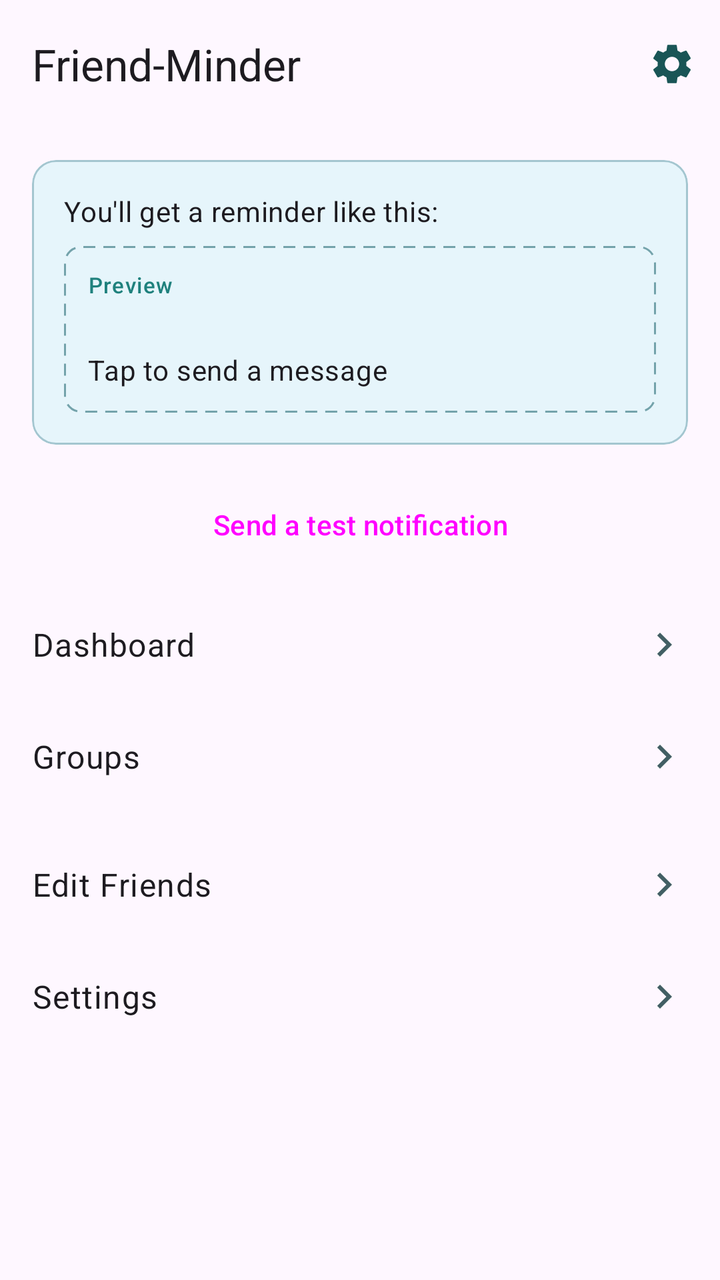
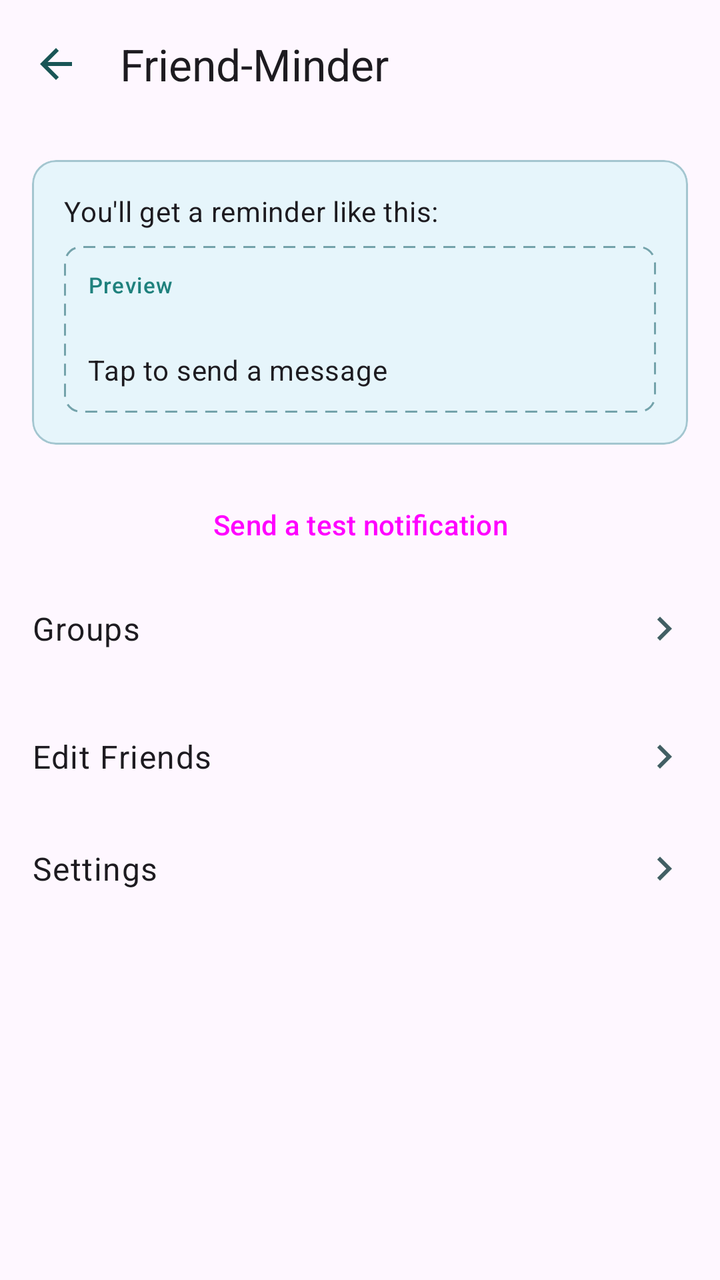

Compare the two renders of this Android layout. The source of the first and the diff that turns it into the second are given below.
<!-- AndroidManifest.xml: application theme Theme.FriendMinder -->
<!-- res/layout/fragment_home.xml -->
<?xml version="1.0" encoding="utf-8"?>
<LinearLayout xmlns:android="http://schemas.android.com/apk/res/android"
    xmlns:app="http://schemas.android.com/apk/res-auto"
    android:layout_width="match_parent"
    android:layout_height="match_parent"
    android:orientation="vertical">

    <com.google.android.material.appbar.MaterialToolbar
        android:id="@+id/toolbar"
        android:layout_width="match_parent"
        android:layout_height="?attr/actionBarSize"
        app:title="@string/title_home"
        app:menu="@menu/menu_home" />

    <ScrollView
        android:layout_width="match_parent"
        android:layout_height="0dp"
        android:layout_weight="1">

        <LinearLayout
            android:layout_width="match_parent"
            android:layout_height="wrap_content"
            android:orientation="vertical"
            android:paddingBottom="16dp">

            
            <TextView
                android:id="@+id/missingContactsBanner"
                android:layout_width="match_parent"
                android:layout_height="wrap_content"
                android:background="?attr/colorErrorContainer"
                android:textColor="?attr/colorOnErrorContainer"
                android:padding="12dp"
                android:visibility="gone" />

            <TextView
                android:id="@+id/notificationsDisabledBanner"
                android:layout_width="match_parent"
                android:layout_height="wrap_content"
                android:background="?attr/colorErrorContainer"
                android:textColor="?attr/colorOnErrorContainer"
                android:padding="12dp"
                android:visibility="gone"
                android:text="@string/banner_notifications_disabled" />

            
            <LinearLayout
                android:id="@+id/emptyStateGroup"
                android:layout_width="match_parent"
                android:layout_height="wrap_content"
                android:orientation="vertical"
                android:gravity="center"
                android:padding="24dp"
                android:visibility="gone">

                <TextView
                    android:layout_width="wrap_content"
                    android:layout_height="wrap_content"
                    android:text="@string/label_empty_friend_list"
                    android:textAppearance="?attr/textAppearanceBodyLarge"
                    android:layout_marginBottom="16dp" />

                <Button
                    android:id="@+id/addFriendsButton"
                    style="@style/Widget.Material3.Button"
                    android:layout_width="wrap_content"
                    android:layout_height="wrap_content"
                    android:text="@string/action_add_friends" />
            </LinearLayout>

            
            <LinearLayout
                android:id="@+id/previewGroup"
                android:layout_width="match_parent"
                android:layout_height="wrap_content"
                android:orientation="vertical"
                android:paddingStart="16dp"
                android:paddingEnd="16dp"
                android:paddingTop="16dp">

                <com.google.android.material.card.MaterialCardView
                    style="@style/Widget.Material3.CardView.Outlined"
                    android:layout_width="match_parent"
                    android:layout_height="wrap_content">

                    <LinearLayout
                        android:layout_width="match_parent"
                        android:layout_height="wrap_content"
                        android:orientation="vertical"
                        android:padding="16dp">

                        <TextView
                            android:layout_width="match_parent"
                            android:layout_height="wrap_content"
                            android:text="@string/label_preview_header"
                            android:textAppearance="?attr/textAppearanceBodyMedium"
                            android:layout_marginBottom="8dp" />

                        <LinearLayout
                            android:layout_width="match_parent"
                            android:layout_height="wrap_content"
                            android:orientation="vertical"
                            android:background="@drawable/bg_notification_preview"
                            android:padding="12dp">

                            <TextView
                                android:layout_width="wrap_content"
                                android:layout_height="wrap_content"
                                android:text="@string/label_preview_chip"
                                android:textAppearance="?attr/textAppearanceLabelSmall"
                                android:textColor="?attr/colorPrimary" />

                            <TextView
                                android:id="@+id/previewContactName"
                                android:layout_width="match_parent"
                                android:layout_height="wrap_content"
                                android:layout_marginTop="4dp"
                                android:textAppearance="?attr/textAppearanceTitleMedium" />

                            <TextView
                                android:layout_width="match_parent"
                                android:layout_height="wrap_content"
                                android:text="@string/notif_body"
                                android:textAppearance="?attr/textAppearanceBodyMedium" />
                        </LinearLayout>
                    </LinearLayout>
                </com.google.android.material.card.MaterialCardView>

                <Button
                    android:id="@+id/testNotificationButton"
                    style="@style/Widget.Material3.Button.OutlinedButton"
                    android:layout_width="match_parent"
                    android:layout_height="48dp"
                    android:layout_marginTop="16dp"
                    android:text="@string/action_test_notification" />
            </LinearLayout>

            
            <LinearLayout
                android:id="@+id/dashboardRow"
                android:layout_width="match_parent"
                android:layout_height="56dp"
                android:orientation="horizontal"
                android:gravity="center_vertical"
                android:paddingStart="16dp"
                android:paddingEnd="16dp"
                android:layout_marginTop="8dp"
                android:background="?attr/selectableItemBackground"
                android:clickable="true"
                android:focusable="true">

                <TextView
                    android:layout_width="0dp"
                    android:layout_height="wrap_content"
                    android:layout_weight="1"
                    android:text="@string/action_dashboard_row"
                    android:textAppearance="?attr/textAppearanceBodyLarge" />

                <ImageView
                    android:layout_width="24dp"
                    android:layout_height="24dp"
                    android:src="@drawable/ic_chevron_right"
                    android:contentDescription="@null" />
            </LinearLayout>

            <LinearLayout
                android:id="@+id/groupsRow"
                android:layout_width="match_parent"
                android:layout_height="56dp"
                android:orientation="horizontal"
                android:gravity="center_vertical"
                android:paddingStart="16dp"
                android:paddingEnd="16dp"
                android:background="?attr/selectableItemBackground"
                android:clickable="true"
                android:focusable="true">

                <TextView
                    android:layout_width="0dp"
                    android:layout_height="wrap_content"
                    android:layout_weight="1"
                    android:text="@string/action_groups_row"
                    android:textAppearance="?attr/textAppearanceBodyLarge" />

                <ImageView
                    android:layout_width="24dp"
                    android:layout_height="24dp"
                    android:src="@drawable/ic_chevron_right"
                    android:contentDescription="@null" />
            </LinearLayout>

                        <LinearLayout
                android:id="@+id/editFriendsRow"
                android:layout_width="match_parent"
                android:layout_height="56dp"
                android:orientation="horizontal"
                android:gravity="center_vertical"
                android:paddingStart="16dp"
                android:paddingEnd="16dp"
                android:layout_marginTop="8dp"
                android:background="?attr/selectableItemBackground"
                android:clickable="true"
                android:focusable="true">

                <TextView
                    android:layout_width="0dp"
                    android:layout_height="wrap_content"
                    android:layout_weight="1"
                    android:text="@string/action_edit_friends_row"
                    android:textAppearance="?attr/textAppearanceBodyLarge" />

                <ImageView
                    android:layout_width="24dp"
                    android:layout_height="24dp"
                    android:src="@drawable/ic_chevron_right"
                    android:contentDescription="@null" />
            </LinearLayout>

            <LinearLayout
                android:id="@+id/settingsRow"
                android:layout_width="match_parent"
                android:layout_height="56dp"
                android:orientation="horizontal"
                android:gravity="center_vertical"
                android:paddingStart="16dp"
                android:paddingEnd="16dp"
                android:background="?attr/selectableItemBackground"
                android:clickable="true"
                android:focusable="true">

                <TextView
                    android:layout_width="0dp"
                    android:layout_height="wrap_content"
                    android:layout_weight="1"
                    android:text="@string/action_settings_row"
                    android:textAppearance="?attr/textAppearanceBodyLarge" />

                <ImageView
                    android:layout_width="24dp"
                    android:layout_height="24dp"
                    android:src="@drawable/ic_chevron_right"
                    android:contentDescription="@null" />
            </LinearLayout>

        </LinearLayout>
    </ScrollView>
</LinearLayout>
<!-- resources referenced by this layout -->
<resources>
  <!-- drawable bg_notification_preview (drawable) -->
  <shape xmlns:android="http://schemas.android.com/apk/res/android" android:shape="rectangle">
      <corners android:radius="8dp" />
      <solid android:color="@android:color/transparent" />
      <stroke
          android:width="1dp"
          android:color="?attr/colorOutline"
          android:dashWidth="6dp"
          android:dashGap="4dp" />
  </shape>
  <!-- drawable ic_chevron_right (drawable) -->
  <vector xmlns:android="http://schemas.android.com/apk/res/android"
      android:width="24dp"
      android:height="24dp"
      android:viewportWidth="24"
      android:viewportHeight="24"
      android:tint="?attr/colorOnSurfaceVariant">
      <path
          android:fillColor="@android:color/white"
          android:pathData="M8.59,16.59L13.17,12 8.59,7.41 10,6l6,6 -6,6z" />
  </vector>
  <string name="action_add_friends">Add Friends</string>
  <string name="action_dashboard_row">Dashboard</string>
  <string name="action_edit_friends_row">Edit Friends</string>
  <string name="action_groups_row">Groups</string>
  <string name="action_settings_row">Settings</string>
  <string name="action_test_notification">Send a test notification</string>
  <string name="banner_notifications_disabled">Notifications are disabled.</string>
  <string name="label_empty_friend_list">Add friends to get started</string>
  <string name="label_preview_chip">Preview</string>
  <string name="label_preview_header">You\'ll get a reminder like this:</string>
  <string name="notif_body">Tap to send a message</string>
  <string name="title_home">Friend-Minder</string>
  <color name="fm_primary">#1F817D</color>
  <color name="fm_on_primary">#FFFFFF</color>
  <color name="fm_primary_container">#B0E8E6</color>
  <color name="fm_on_primary_container">#195556</color>
  <color name="fm_secondary">#5ABBEB</color>
  <color name="fm_on_secondary">#0A2E31</color>
  <color name="fm_secondary_container">#D6EBF8</color>
  <color name="fm_on_secondary_container">#0A2E31</color>
  <color name="fm_surface">#E6F5FB</color>
  <color name="fm_ink">#195556</color>
  <color name="fm_surface_variant">#D3E9F4</color>
  <color name="fm_on_surface_variant">#425F64</color>
  <color name="fm_outline">#74A3AB</color>
  <color name="fm_outline_variant">#A4C6D0</color>
  <color name="fm_error">#B3261E</color>
  <color name="fm_error_container">#F9DEDC</color>
  <color name="fm_on_error_container">#410E0B</color>
  <!-- unchanged entries left out for length: 1 -->
</resources>

<!-- the commit's change to res/layout/fragment_home.xml (unified diff, before → after) -->
@@ -10,7 +10,7 @@
         android:layout_width="match_parent"
         android:layout_height="?attr/actionBarSize"
         app:title="@string/title_home"
-        app:menu="@menu/menu_home" />
+        app:navigationIcon="@drawable/ic_arrow_back" />
 
     <ScrollView
         android:layout_width="match_parent"
@@ -137,14 +137,13 @@
 
             
             <LinearLayout
-                android:id="@+id/dashboardRow"
+                android:id="@+id/groupsRow"
                 android:layout_width="match_parent"
                 android:layout_height="56dp"
                 android:orientation="horizontal"
                 android:gravity="center_vertical"
                 android:paddingStart="16dp"
                 android:paddingEnd="16dp"
-                android:layout_marginTop="8dp"
                 android:background="?attr/selectableItemBackground"
                 android:clickable="true"
                 android:focusable="true">
@@ -153,7 +152,7 @@
                     android:layout_width="0dp"
                     android:layout_height="wrap_content"
                     android:layout_weight="1"
-                    android:text="@string/action_dashboard_row"
+                    android:text="@string/action_groups_row"
                     android:textAppearance="?attr/textAppearanceBodyLarge" />
 
                 <ImageView
@@ -163,14 +162,15 @@
                     android:contentDescription="@null" />
             </LinearLayout>
 
-            <LinearLayout
-                android:id="@+id/groupsRow"
+                        <LinearLayout
+                android:id="@+id/editFriendsRow"
                 android:layout_width="match_parent"
                 android:layout_height="56dp"
                 android:orientation="horizontal"
                 android:gravity="center_vertical"
                 android:paddingStart="16dp"
                 android:paddingEnd="16dp"
+                android:layout_marginTop="8dp"
                 android:background="?attr/selectableItemBackground"
                 android:clickable="true"
                 android:focusable="true">
@@ -179,7 +179,7 @@
                     android:layout_width="0dp"
                     android:layout_height="wrap_content"
                     android:layout_weight="1"
-                    android:text="@string/action_groups_row"
+                    android:text="@string/action_edit_friends_row"
                     android:textAppearance="?attr/textAppearanceBodyLarge" />
 
                 <ImageView
@@ -189,15 +189,14 @@
                     android:contentDescription="@null" />
             </LinearLayout>
 
-                        <LinearLayout
-                android:id="@+id/editFriendsRow"
+            <LinearLayout
+                android:id="@+id/settingsRow"
                 android:layout_width="match_parent"
                 android:layout_height="56dp"
                 android:orientation="horizontal"
                 android:gravity="center_vertical"
                 android:paddingStart="16dp"
                 android:paddingEnd="16dp"
-                android:layout_marginTop="8dp"
                 android:background="?attr/selectableItemBackground"
                 android:clickable="true"
                 android:focusable="true">
@@ -206,7 +205,7 @@
                     android:layout_width="0dp"
                     android:layout_height="wrap_content"
                     android:layout_weight="1"
-                    android:text="@string/action_edit_friends_row"
+                    android:text="@string/action_settings_row"
                     android:textAppearance="?attr/textAppearanceBodyLarge" />
 
                 <ImageView
@@ -216,32 +215,6 @@
                     android:contentDescription="@null" />
             </LinearLayout>
 
-            <LinearLayout
-                android:id="@+id/settingsRow"
-                android:layout_width="match_parent"
-                android:layout_height="56dp"
-                android:orientation="horizontal"
-                android:gravity="center_vertical"
-                android:paddingStart="16dp"
-                android:paddingEnd="16dp"
-                android:background="?attr/selectableItemBackground"
-                android:clickable="true"
-                android:focusable="true">
-
-                <TextView
-                    android:layout_width="0dp"
-                    android:layout_height="wrap_content"
-                    android:layout_weight="1"
-                    android:text="@string/action_settings_row"
-                    android:textAppearance="?attr/textAppearanceBodyLarge" />
-
-                <ImageView
-                    android:layout_width="24dp"
-                    android:layout_height="24dp"
-                    android:src="@drawable/ic_chevron_right"
-                    android:contentDescription="@null" />
-            </LinearLayout>
-
         </LinearLayout>
     </ScrollView>
 </LinearLayout>
<!-- resource entries referenced after the edit -->
@@ -10,6 +10,17 @@
           android:dashWidth="6dp"
           android:dashGap="4dp" />
   </shape>
+  <!-- drawable ic_arrow_back (drawable) -->
+  <vector xmlns:android="http://schemas.android.com/apk/res/android"
+      android:width="24dp"
+      android:height="24dp"
+      android:viewportWidth="24"
+      android:viewportHeight="24"
+      android:tint="?attr/colorOnSurface">
+      <path
+          android:fillColor="@android:color/white"
+          android:pathData="M20,11H7.83l5.59,-5.59L12,4l-8,8 8,8 1.41,-1.41L7.83,13H20v-2z" />
+  </vector>
   <!-- drawable ic_chevron_right (drawable) -->
   <vector xmlns:android="http://schemas.android.com/apk/res/android"
       android:width="24dp"
@@ -22,7 +33,6 @@
           android:pathData="M8.59,16.59L13.17,12 8.59,7.41 10,6l6,6 -6,6z" />
   </vector>
   <string name="action_add_friends">Add Friends</string>
-  <string name="action_dashboard_row">Dashboard</string>
   <string name="action_edit_friends_row">Edit Friends</string>
   <string name="action_groups_row">Groups</string>
   <string name="action_settings_row">Settings</string>
